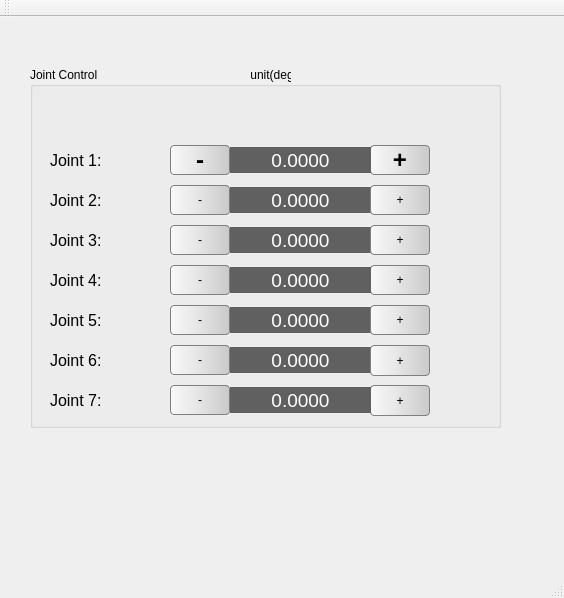
Before: the Qt Designer form mra7a_basic/src/control_panel/mainwindow.ui in AuboRobot/mra7a, drawn with Qt 5.
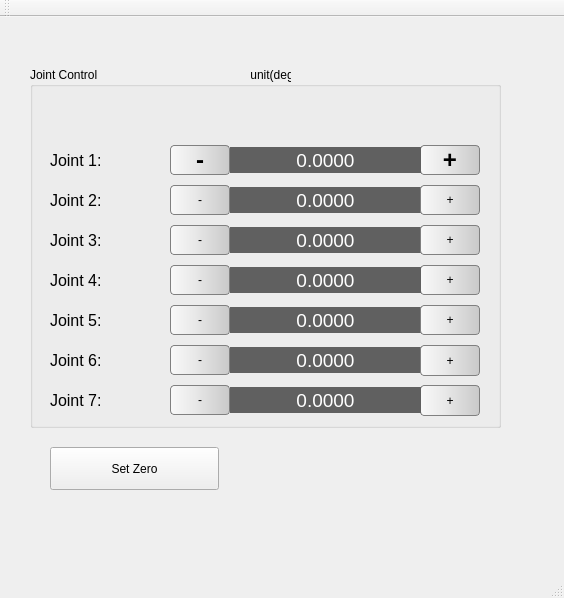
After: the same form once the commit is applied.

Diff of the .ui file:
```diff
--- a/mra7a_basic/src/control_panel/mainwindow.ui
+++ b/mra7a_basic/src/control_panel/mainwindow.ui
@@ -34,7 +34,7 @@
       <rect>
        <x>200</x>
        <y>240</y>
-       <width>141</width>
+       <width>191</width>
        <height>26</height>
       </rect>
      </property>
@@ -96,7 +96,7 @@
       <rect>
        <x>200</x>
        <y>120</y>
-       <width>141</width>
+       <width>191</width>
        <height>26</height>
       </rect>
      </property>
@@ -189,7 +189,7 @@
       <rect>
        <x>200</x>
        <y>160</y>
-       <width>141</width>
+       <width>191</width>
        <height>26</height>
       </rect>
      </property>
@@ -218,7 +218,7 @@
     <widget class="QPushButton" name="pbn_joint4Right">
      <property name="geometry">
       <rect>
-       <x>340</x>
+       <x>390</x>
        <y>198</y>
        <width>60</width>
        <height>30</height>
@@ -249,7 +249,7 @@
     <widget class="QPushButton" name="pbn_joint1Right">
      <property name="geometry">
       <rect>
-       <x>340</x>
+       <x>390</x>
        <y>78</y>
        <width>60</width>
        <height>30</height>
@@ -291,7 +291,7 @@
       <rect>
        <x>200</x>
        <y>280</y>
-       <width>141</width>
+       <width>191</width>
        <height>26</height>
       </rect>
      </property>
@@ -320,7 +320,7 @@
     <widget class="QPushButton" name="pbn_joint6Right">
      <property name="geometry">
       <rect>
-       <x>340</x>
+       <x>390</x>
        <y>278</y>
        <width>60</width>
        <height>31</height>
@@ -384,7 +384,7 @@
       <rect>
        <x>200</x>
        <y>200</y>
-       <width>141</width>
+       <width>191</width>
        <height>26</height>
       </rect>
      </property>
@@ -413,7 +413,7 @@
     <widget class="QPushButton" name="pbn_joint2Right">
      <property name="geometry">
       <rect>
-       <x>340</x>
+       <x>390</x>
        <y>118</y>
        <width>60</width>
        <height>30</height>
@@ -444,7 +444,7 @@
     <widget class="QPushButton" name="pbn_joint5Right">
      <property name="geometry">
       <rect>
-       <x>340</x>
+       <x>390</x>
        <y>238</y>
        <width>60</width>
        <height>30</height>
@@ -517,7 +517,7 @@
       <rect>
        <x>200</x>
        <y>80</y>
-       <width>141</width>
+       <width>191</width>
        <height>26</height>
       </rect>
      </property>
@@ -577,7 +577,7 @@
     <widget class="QPushButton" name="pbn_joint3Right">
      <property name="geometry">
       <rect>
-       <x>340</x>
+       <x>390</x>
        <y>158</y>
        <width>60</width>
        <height>30</height>
@@ -747,7 +747,7 @@
     <widget class="QPushButton" name="pbn_joint7Right">
      <property name="geometry">
       <rect>
-       <x>340</x>
+       <x>390</x>
        <y>318</y>
        <width>60</width>
        <height>31</height>
@@ -798,7 +798,7 @@
       <rect>
        <x>200</x>
        <y>320</y>
-       <width>141</width>
+       <width>191</width>
        <height>26</height>
       </rect>
      </property>
@@ -825,6 +825,19 @@
      </property>
     </widget>
    </widget>
+   <widget class="QPushButton" name="pushButton">
+    <property name="geometry">
+     <rect>
+      <x>50</x>
+      <y>430</y>
+      <width>169</width>
+      <height>43</height>
+     </rect>
+    </property>
+    <property name="text">
+     <string>Set Zero</string>
+    </property>
+   </widget>
   </widget>
   <widget class="QMenuBar" name="menuBar">
    <property name="geometry">
```
